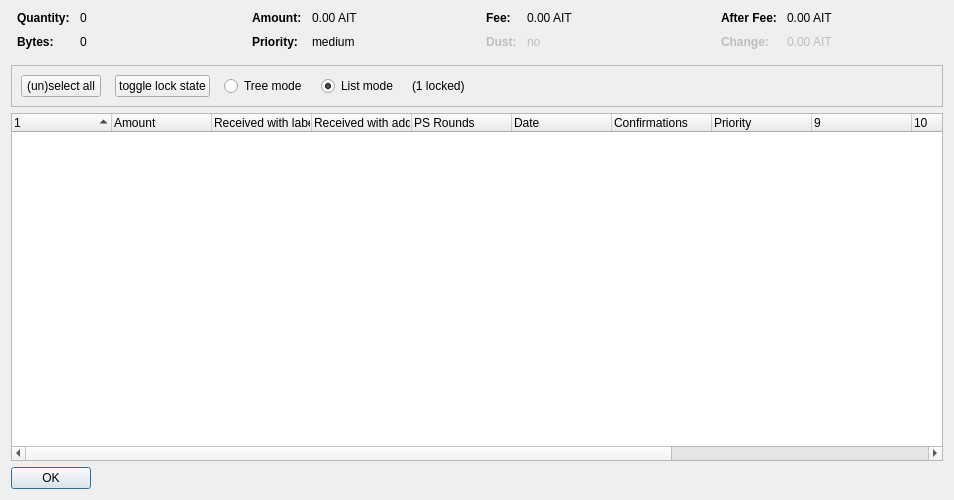
Old version of the form src/qt/forms/coincontroldialog.ui in the repository aithercore/aither.
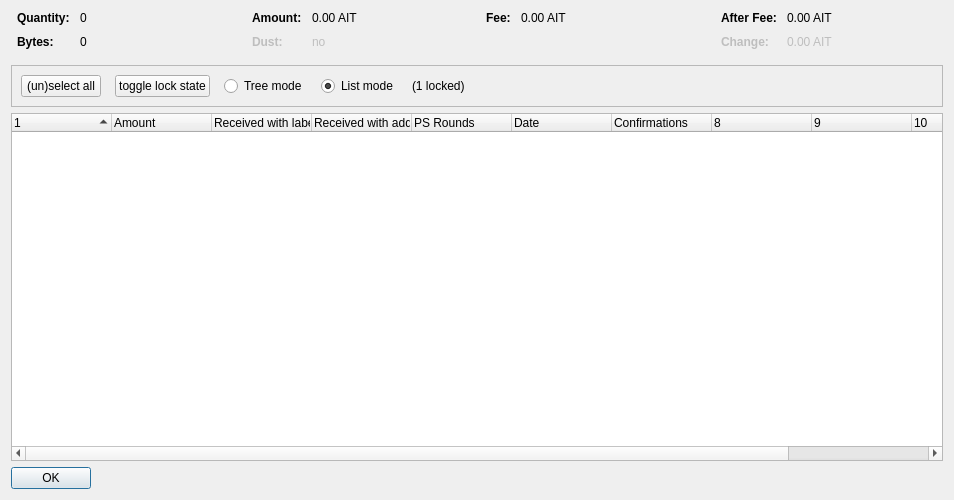
New version of the form. Custom widgets are drawn as their Qt base class.

Patch:
```diff
--- a/src/qt/forms/coincontroldialog.ui
+++ b/src/qt/forms/coincontroldialog.ui
@@ -140,7 +140,10 @@
         </widget>
        </item>
        <item row="1" column="0">
-        <widget class="QLabel" name="labelCoinControlPriorityText">
+        <widget class="QLabel" name="labelCoinControlLowOutputText">
+         <property name="enabled">
+          <bool>false</bool>
+         </property>
          <property name="font">
           <font>
            <weight>75</weight>
@@ -148,12 +151,15 @@
           </font>
          </property>
          <property name="text">
-          <string>Priority:</string>
+          <string>Dust:</string>
          </property>
         </widget>
        </item>
        <item row="1" column="1">
-        <widget class="QLabel" name="labelCoinControlPriority">
+        <widget class="QLabel" name="labelCoinControlLowOutput">
+         <property name="enabled">
+          <bool>false</bool>
+         </property>
          <property name="cursor">
           <cursorShape>IBeamCursor</cursorShape>
          </property>
@@ -161,7 +167,7 @@
           <enum>Qt::ActionsContextMenu</enum>
          </property>
          <property name="text">
-          <string>medium</string>
+          <string notr="true">no</string>
          </property>
          <property name="textInteractionFlags">
           <set>Qt::LinksAccessibleByMouse|Qt::TextSelectableByKeyboard|Qt::TextSelectableByMouse</set>
@@ -213,41 +219,6 @@
          </property>
         </widget>
        </item>
-       <item row="1" column="0">
-        <widget class="QLabel" name="labelCoinControlLowOutputText">
-         <property name="enabled">
-          <bool>false</bool>
-         </property>
-         <property name="font">
-          <font>
-           <weight>75</weight>
-           <bold>true</bold>
-          </font>
-         </property>
-         <property name="text">
-          <string>Dust:</string>
-         </property>
-        </widget>
-       </item>
-       <item row="1" column="1">
-        <widget class="QLabel" name="labelCoinControlLowOutput">
-         <property name="enabled">
-          <bool>false</bool>
-         </property>
-         <property name="cursor">
-          <cursorShape>IBeamCursor</cursorShape>
-         </property>
-         <property name="contextMenuPolicy">
-          <enum>Qt::ActionsContextMenu</enum>
-         </property>
-         <property name="text">
-          <string>no</string>
-         </property>
-         <property name="textInteractionFlags">
-          <set>Qt::LinksAccessibleByMouse|Qt::TextSelectableByKeyboard|Qt::TextSelectableByMouse</set>
-         </property>
-        </widget>
-       </item>
       </layout>
      </item>
      <item>
@@ -447,7 +418,7 @@
       <bool>false</bool>
      </property>
      <property name="columnCount">
-      <number>13</number>
+      <number>11</number>
      </property>
      <attribute name="headerShowSortIndicator" stdset="0">
       <bool>true</bool>
@@ -493,16 +464,6 @@
        <string>Confirmed</string>
       </property>
      </column>
-     <column>
-      <property name="text">
-       <string>Priority</string>
-      </property>
-     </column>
-     <column>
-      <property name="text">
-       <string/>
-      </property>
-     </column>
      <column>
       <property name="text">
        <string/>
```
